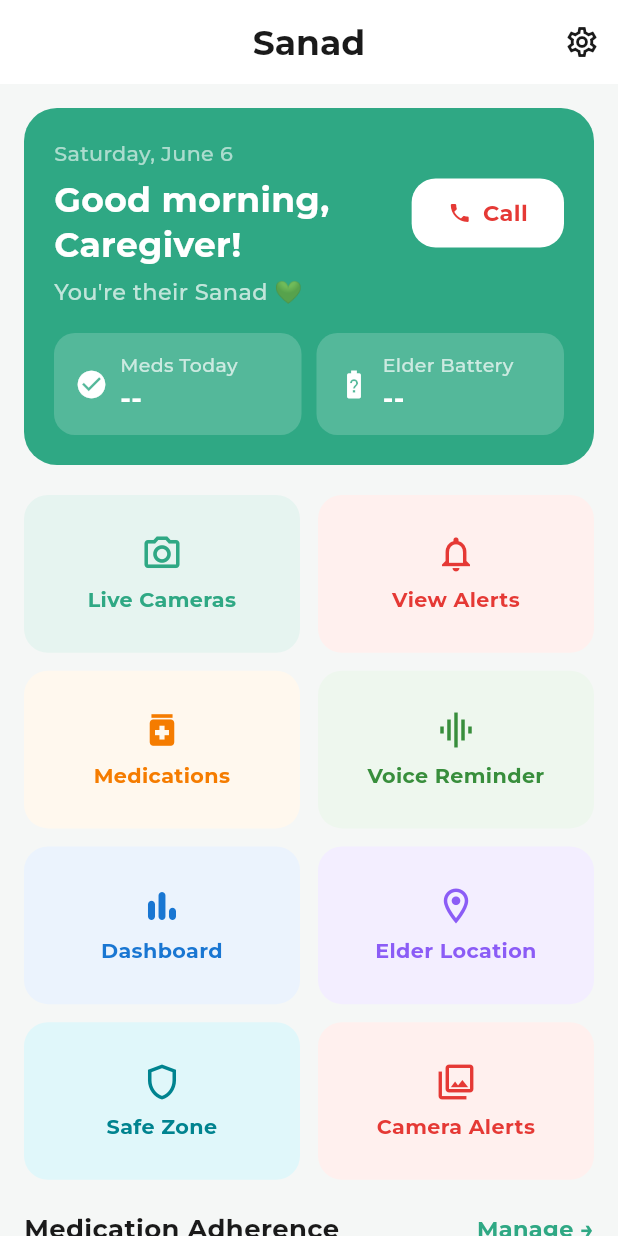
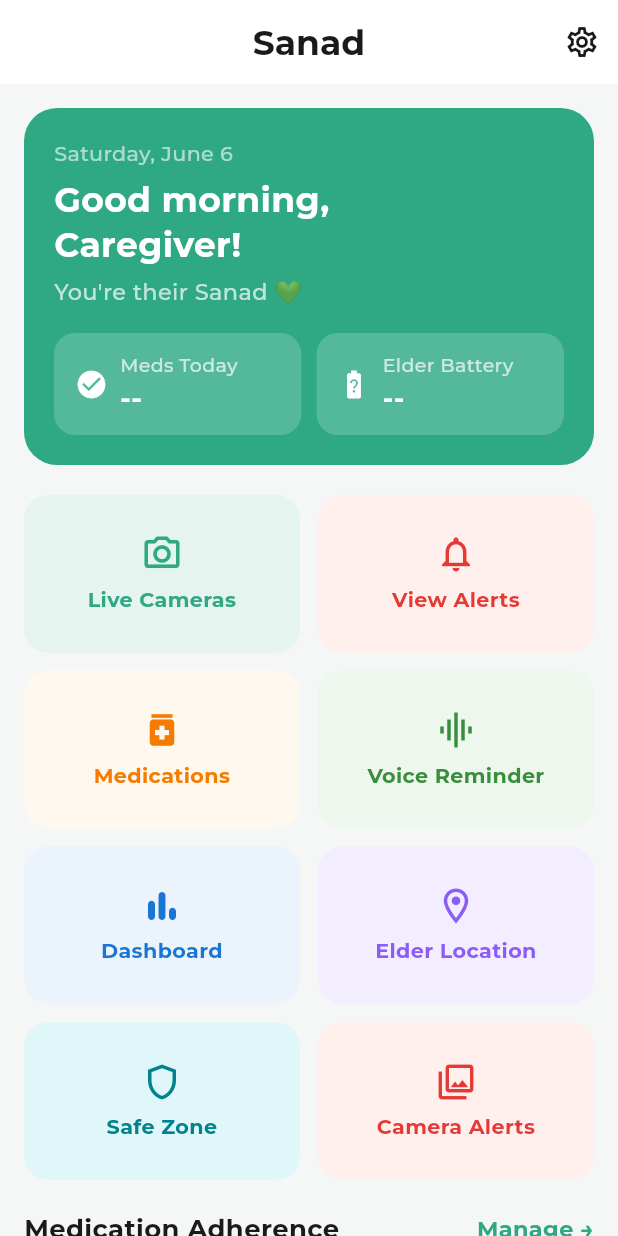
Before and after one commit to sarahh-emadd/SANAD, a Flutter app: the CaregiverHomeScreen screen opened directly, on a phone screen of 412 x 824 dp. Run offline on Flutter 3.47's test engine with Material 3 defaults, Android fonts, the phone set to English and light mode, and no system bars; our stand-ins replace audioplayers, battery_plus, firebase_auth, firebase_core, firebase_messaging, geolocator and 6 more; missing offline and left inert: flutter_webrtc, mobile_scanner, record; accounts and stored records are empty; network calls fail.

Commit message:
remove: call button from caregiver hero card (not used)
Co-Authored-By: Claude Sonnet 4.6 <noreply@anthropic.com>

```diff
--- a/mobile/lib/screens/caregiver_home_screen.dart
+++ b/mobile/lib/screens/caregiver_home_screen.dart
@@ -613,23 +613,6 @@ class _CaregiverHomeScreenState extends State<CaregiverHomeScreen> {
                             ],
                           ]),
                     ),
-                    const SizedBox(width: 12),
-                    ElevatedButton.icon(
-                      onPressed: () {},
-                      style: ElevatedButton.styleFrom(
-                        backgroundColor: Colors.white,
-                        foregroundColor: dangerRed,
-                        elevation: 0,
-                        padding: const EdgeInsets.symmetric(
-                            horizontal: 24, vertical: 14),
-                        shape: RoundedRectangleBorder(
-                            borderRadius: BorderRadius.circular(16)),
-                        minimumSize: Size.zero,
-                      ),
-                      icon: const Icon(Icons.phone, size: 16),
-                      label: Text('Call',
-                          style: m(13, FontWeight.w700, dangerRed)),
-                    ),
                   ]),
               const SizedBox(height: 16),
               Row(children: [
```
